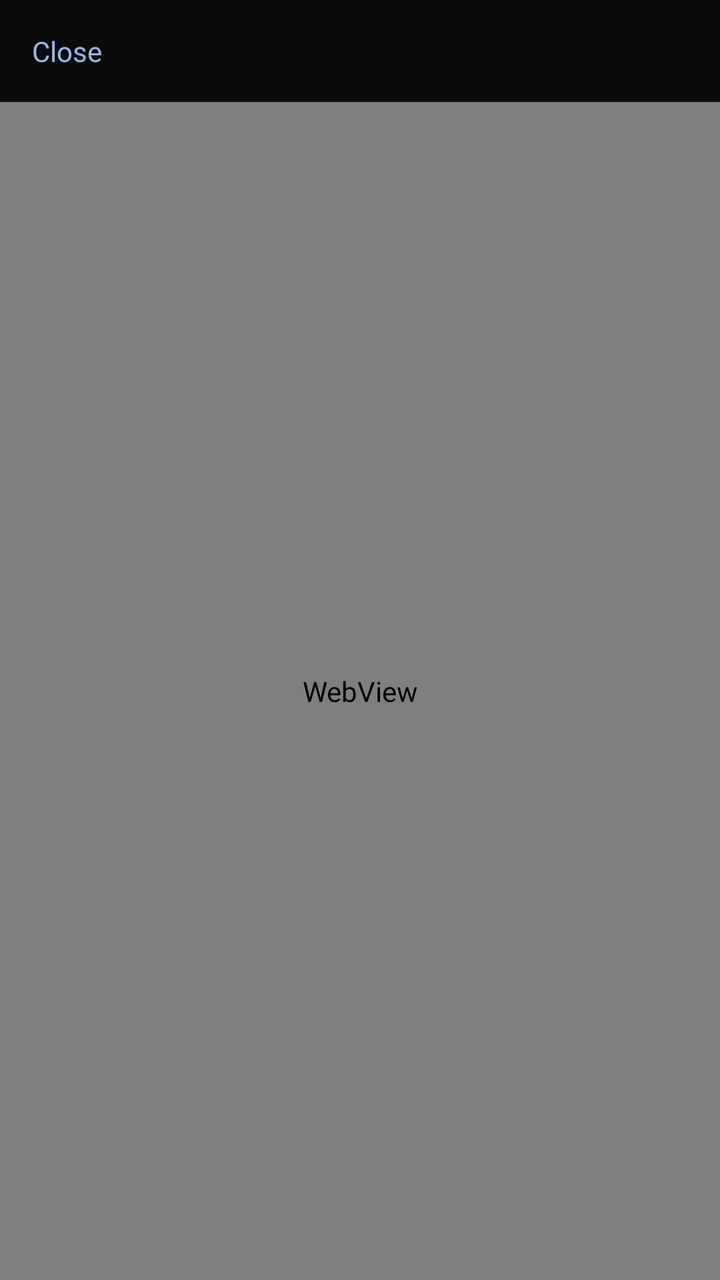
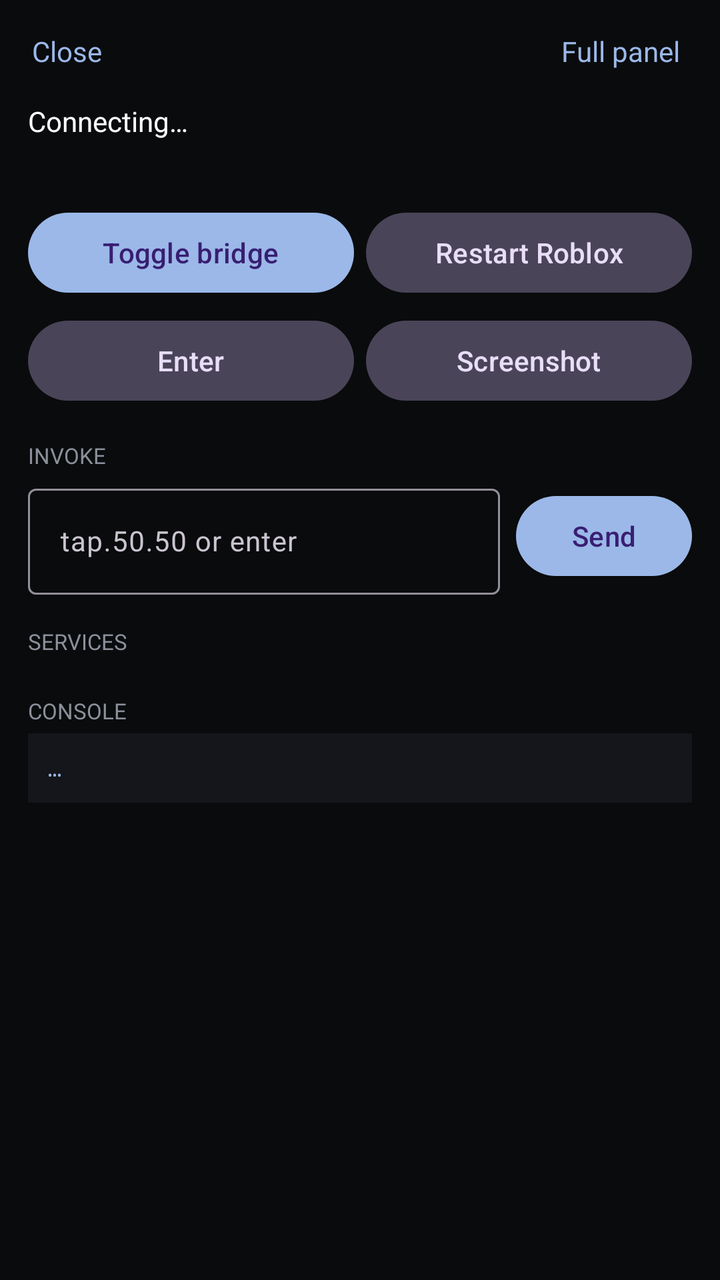

An Android layout rendered at two revisions. The XML below is the earlier revision; the diff shows what the commit changed to produce the second picture.
<!-- AndroidManifest.xml: application theme Theme.Helper -->
<!-- res/layout/activity_control.xml -->
<?xml version="1.0" encoding="utf-8"?>
<LinearLayout xmlns:android="http://schemas.android.com/apk/res/android"
    android:layout_width="match_parent"
    android:layout_height="match_parent"
    android:background="#0A0B0D"
    android:orientation="vertical">

    <LinearLayout
        android:layout_width="match_parent"
        android:layout_height="wrap_content"
        android:gravity="center_vertical"
        android:orientation="horizontal"
        android:paddingStart="8dp"
        android:paddingTop="8dp"
        android:paddingEnd="12dp"
        android:paddingBottom="8dp">

        <TextView
            android:id="@+id/btnClosePanel"
            android:layout_width="wrap_content"
            android:layout_height="wrap_content"
            android:padding="8dp"
            android:text="Close"
            android:textColor="#9BB8E8"
            android:textSize="14sp" />

        <TextView
            android:id="@+id/controlUrl"
            android:layout_width="0dp"
            android:layout_height="wrap_content"
            android:layout_weight="1"
            android:ellipsize="middle"
            android:singleLine="true"
            android:textColor="#8B909A"
            android:textSize="12sp" />
    </LinearLayout>

    <WebView
        android:id="@+id/panel"
        android:layout_width="match_parent"
        android:layout_height="0dp"
        android:layout_weight="1" />
</LinearLayout>
<!-- resources referenced by this layout -->
<resources>
  <style name="Theme.Helper" parent="Theme.Material3.Dark.NoActionBar">
          <item name="colorPrimary">#9BB8E8</item>
          <item name="android:statusBarColor">#0A0B0D</item>
          <item name="android:navigationBarColor">#0A0B0D</item>
      </style>
</resources>

<!-- the commit's change to res/layout/activity_control.xml (unified diff, before → after) -->
@@ -1,43 +1,74 @@
 <?xml version="1.0" encoding="utf-8"?>
 <LinearLayout xmlns:android="http://schemas.android.com/apk/res/android"
+    xmlns:app="http://schemas.android.com/apk/res-auto"
     android:layout_width="match_parent"
     android:layout_height="match_parent"
     android:background="#0A0B0D"
     android:orientation="vertical">
-
-    <LinearLayout
-        android:layout_width="match_parent"
-        android:layout_height="wrap_content"
-        android:gravity="center_vertical"
-        android:orientation="horizontal"
-        android:paddingStart="8dp"
-        android:paddingTop="8dp"
-        android:paddingEnd="12dp"
-        android:paddingBottom="8dp">
-
-        <TextView
-            android:id="@+id/btnClosePanel"
-            android:layout_width="wrap_content"
-            android:layout_height="wrap_content"
-            android:padding="8dp"
-            android:text="Close"
-            android:textColor="#9BB8E8"
-            android:textSize="14sp" />
-
-        <TextView
-            android:id="@+id/controlUrl"
-            android:layout_width="0dp"
-            android:layout_height="wrap_content"
-            android:layout_weight="1"
-            android:ellipsize="middle"
-            android:singleLine="true"
-            android:textColor="#8B909A"
-            android:textSize="12sp" />
+    <LinearLayout android:layout_width="match_parent" android:layout_height="wrap_content"
+        android:gravity="center_vertical" android:orientation="horizontal"
+        android:paddingStart="8dp" android:paddingTop="8dp" android:paddingEnd="12dp" android:paddingBottom="8dp">
+        <TextView android:id="@+id/btnClosePanel" android:layout_width="wrap_content" android:layout_height="wrap_content"
+            android:padding="8dp" android:text="Close" android:textColor="#9BB8E8" android:textSize="14sp" />
+        <TextView android:id="@+id/controlUrl" android:layout_width="0dp" android:layout_height="wrap_content"
+            android:layout_weight="1" android:ellipsize="middle" android:singleLine="true"
+            android:textColor="#8B909A" android:textSize="12sp" />
+        <TextView android:id="@+id/btnFullPanel" android:layout_width="wrap_content" android:layout_height="wrap_content"
+            android:padding="8dp" android:text="Full panel" android:textColor="#9BB8E8" android:textSize="14sp" />
     </LinearLayout>
-
-    <WebView
-        android:id="@+id/panel"
-        android:layout_width="match_parent"
-        android:layout_height="0dp"
-        android:layout_weight="1" />
+    <ScrollView android:layout_width="match_parent" android:layout_height="0dp" android:layout_weight="1" android:fillViewport="true">
+        <LinearLayout android:layout_width="match_parent" android:layout_height="wrap_content"
+            android:orientation="vertical" android:paddingStart="14dp" android:paddingEnd="14dp" android:paddingBottom="24dp">
+            <TextView android:id="@+id/statusText" android:layout_width="match_parent" android:layout_height="wrap_content"
+                android:text="Connecting…" android:textColor="@android:color/white" android:textSize="14sp" />
+            <TextView android:id="@+id/toastLine" android:layout_width="match_parent" android:layout_height="wrap_content"
+                android:layout_marginTop="4dp" android:textColor="#C4A574" android:textSize="12sp" />
+            <LinearLayout android:layout_width="match_parent" android:layout_height="wrap_content"
+                android:layout_marginTop="12dp" android:orientation="horizontal">
+                <com.google.android.material.button.MaterialButton android:id="@+id/btnToggleBridge"
+                    android:layout_width="0dp" android:layout_height="wrap_content" android:layout_marginEnd="6dp"
+                    android:layout_weight="1" android:text="Toggle bridge" app:backgroundTint="#9BB8E8" />
+                <com.google.android.material.button.MaterialButton android:id="@+id/btnRestartRoblox"
+                    style="@style/Widget.Material3.Button.TonalButton" android:layout_width="0dp"
+                    android:layout_height="wrap_content" android:layout_weight="1" android:text="Restart Roblox" />
+            </LinearLayout>
+            <LinearLayout android:layout_width="match_parent" android:layout_height="wrap_content"
+                android:layout_marginTop="6dp" android:orientation="horizontal">
+                <com.google.android.material.button.MaterialButton android:id="@+id/btnEnter"
+                    style="@style/Widget.Material3.Button.TonalButton" android:layout_width="0dp"
+                    android:layout_height="wrap_content" android:layout_marginEnd="6dp" android:layout_weight="1" android:text="Enter" />
+                <com.google.android.material.button.MaterialButton android:id="@+id/btnScreenshot"
+                    style="@style/Widget.Material3.Button.TonalButton" android:layout_width="0dp"
+                    android:layout_height="wrap_content" android:layout_weight="1" android:text="Screenshot" />
+            </LinearLayout>
+            <ImageView android:id="@+id/shotView" android:layout_width="match_parent" android:layout_height="wrap_content"
+                android:layout_marginTop="8dp" android:adjustViewBounds="true" android:contentDescription="Screenshot"
+                android:maxHeight="220dp" android:scaleType="fitCenter" android:visibility="gone" />
+            <TextView android:layout_width="wrap_content" android:layout_height="wrap_content" android:layout_marginTop="16dp"
+                android:text="INVOKE" android:textAllCaps="true" android:textColor="#8B909A" android:textSize="11sp" />
+            <LinearLayout android:layout_width="match_parent" android:layout_height="wrap_content"
+                android:layout_marginTop="4dp" android:gravity="center_vertical" android:orientation="horizontal">
+                <com.google.android.material.textfield.TextInputLayout android:layout_width="0dp"
+                    android:layout_height="wrap_content" android:layout_weight="1" android:hint="tap.50.50 or enter"
+                    app:boxBackgroundMode="outline">
+                    <com.google.android.material.textfield.TextInputEditText android:id="@+id/invokeInput"
+                        android:layout_width="match_parent" android:layout_height="wrap_content"
+                        android:imeOptions="actionSend" android:inputType="text" android:maxLines="1"
+                        android:textColor="@android:color/white" android:textSize="14sp" />
+                </com.google.android.material.textfield.TextInputLayout>
+                <com.google.android.material.button.MaterialButton android:id="@+id/btnInvoke"
+                    android:layout_width="wrap_content" android:layout_height="wrap_content"
+                    android:layout_marginStart="8dp" android:text="Send" app:backgroundTint="#9BB8E8" />
+            </LinearLayout>
+            <TextView android:layout_width="wrap_content" android:layout_height="wrap_content" android:layout_marginTop="16dp"
+                android:text="SERVICES" android:textAllCaps="true" android:textColor="#8B909A" android:textSize="11sp" />
+            <LinearLayout android:id="@+id/servicesList" android:layout_width="match_parent"
+                android:layout_height="wrap_content" android:layout_marginTop="4dp" android:orientation="vertical" />
+            <TextView android:layout_width="wrap_content" android:layout_height="wrap_content" android:layout_marginTop="16dp"
+                android:text="CONSOLE" android:textAllCaps="true" android:textColor="#8B909A" android:textSize="11sp" />
+            <TextView android:id="@+id/consoleView" android:layout_width="match_parent" android:layout_height="wrap_content"
+                android:layout_marginTop="4dp" android:background="#14161B" android:fontFamily="monospace"
+                android:padding="10dp" android:text="…" android:textColor="#9BB8E8" android:textIsSelectable="true" android:textSize="11sp" />
+        </LinearLayout>
+    </ScrollView>
 </LinearLayout>
